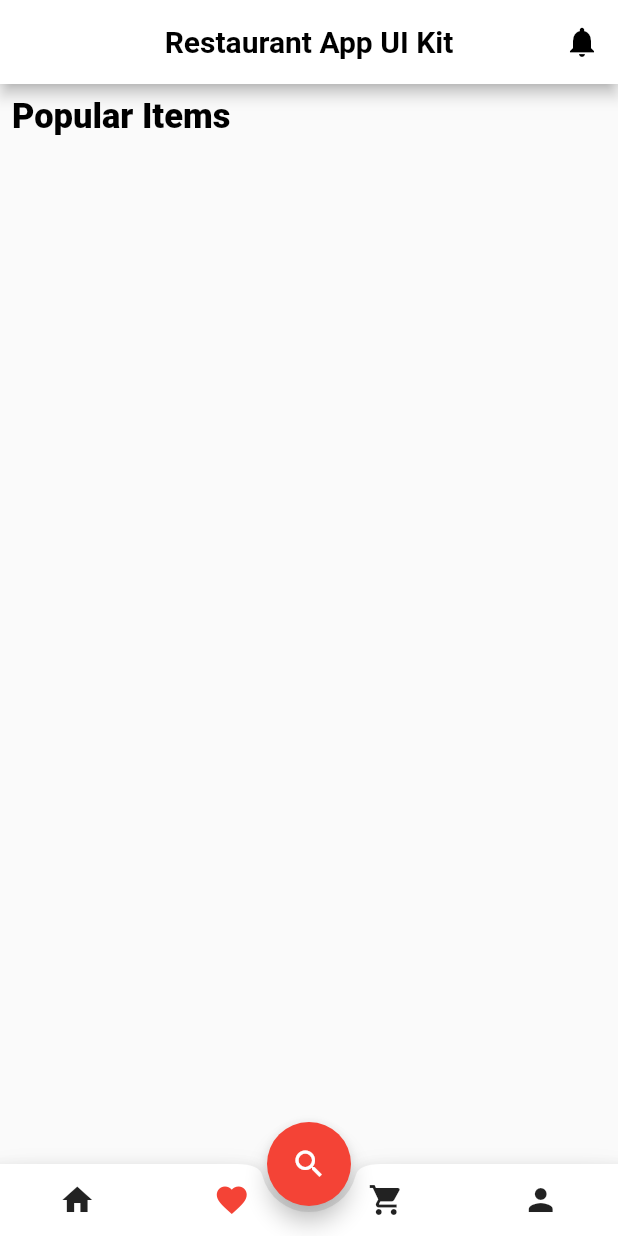
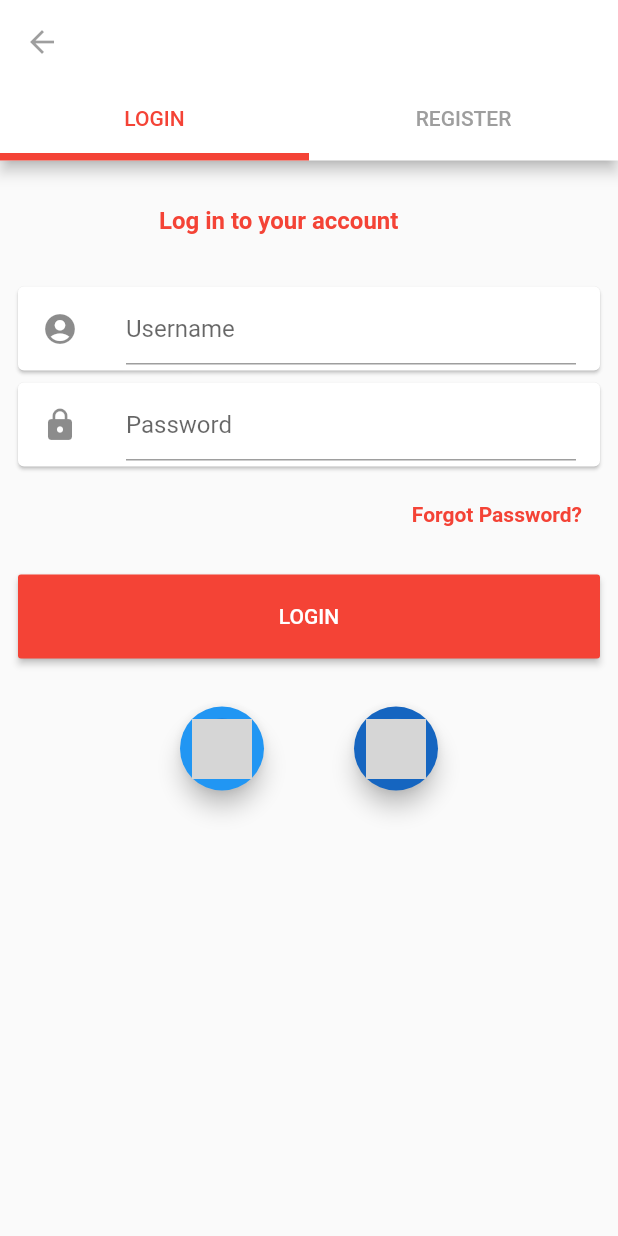
Before and after one commit to devammarzd/Restaurant-UI, a Flutter app: the screen it shows after launch, on a phone screen of 412 x 824 dp. Run offline on Flutter 3.47's test engine with Material 2 defaults, Android fonts, the phone set to English and light mode, and no system bars; our stand-ins replace cloud_firestore; accounts and stored records are empty; network calls fail; grey boxes are pictures that could not be loaded.

Commit message:
Initial Commit

```diff
--- /dev/null
+++ b/lib/Pages/LogIn.dart
@@ -0,0 +1,35 @@
+import 'package:flutter/material.dart';
+import './LogIn_SignIn.dart' as signin;
+import './LogIn_Register.dart' as register;
+
+class Login extends StatelessWidget {
+  @override
+  Widget build(BuildContext context) {
+    return DefaultTabController(
+      length: 2,
+      child: Scaffold(
+        appBar: AppBar(
+          backgroundColor: Colors.white,
+          leading:
+              IconButton(icon: IconButton(
+                icon: Icon(Icons.arrow_back),
+                color: Colors.black,),
+                onPressed: () => {}),
+          bottom: TabBar(tabs: [
+            Tab(
+              text: 'LOGIN',
+            ),
+            Tab(text: 'REGISTER')
+          ],
+          labelColor: Colors.red,
+          unselectedLabelColor: Colors.grey,
+          indicatorWeight:5 ,),
+        ),
+        body: TabBarView(
+          children: [signin.SignIn(), register.Register()]
+          ),
+      ),
+
+    );
+  }
+}
--- /dev/null
+++ b/lib/Pages/LogIn_SignIn.dart
@@ -0,0 +1,91 @@
+import 'package:flutter/material.dart';
+import 'package:restaurant_ui/Pages/Home.dart';
+
+class SignIn extends StatelessWidget {
+  Widget build(BuildContext context) {
+    return Scaffold(
+        body: ListView(children: <Widget>[
+      Padding(
+        padding: EdgeInsets.fromLTRB(90.0, 12.0, 90.0, 12.0),
+        child: Container(
+
+          child: ListTile(
+            title: Text('Log in to your account',
+                style:
+                    TextStyle(color: Colors.red, fontWeight: FontWeight.bold)),
+          ),
+        ),
+      ),
+      Padding(
+        padding: const EdgeInsets.symmetric(horizontal: 8.0),
+        child: Card(
+          child: ListTile(
+              leading: Icon(Icons.account_circle),
+              title: TextField(
+                decoration: InputDecoration(
+                  hintText: "Username"
+                ),
+              ),
+        ),
+      ),
+      ),
+      Padding(
+        padding: const EdgeInsets.symmetric(horizontal: 8.0),
+        child: Card(
+          child: ListTile(leading: Icon(Icons.lock),
+          title:TextField(
+                decoration: InputDecoration(
+                  hintText: "Password"
+                ),
+              ),
+          ),
+        ),
+      ),
+      Padding(
+        padding: const EdgeInsets.symmetric(horizontal: 8.0),
+        child: Container(
+          child: ListTile(
+            trailing: Text('Forgot Password?',
+                style:
+                    TextStyle(color: Colors.red, fontWeight: FontWeight.bold)),
+          ),
+        ),
+      ),
+      Padding(
+        padding: EdgeInsets.symmetric(vertical: 12.0, horizontal: 12.0),
+        child: RaisedButton(
+
+          onPressed: () {
+          Navigator.of(context).pushReplacement(
+                MaterialPageRoute(builder: (context)=>HomePage()));
+          },
+          padding: EdgeInsets.all(20.0),
+          child: Text('LOGIN', style: TextStyle(color: Colors.white)),
+        ),
+      ),
+      Padding(
+          padding: EdgeInsets.fromLTRB(120, 20, 120, 0),
+          child: Container(
+              child: Row(
+                  mainAxisAlignment: MainAxisAlignment.spaceBetween,
+                  children: <Widget>[
+                FloatingActionButton(
+                  heroTag: '1',
+                    backgroundColor: Colors.blue,
+                    onPressed: () {},
+                    child: CircleAvatar(
+                        backgroundImage: NetworkImage(
+                            'https://upload.wikimedia.org/wikipedia/en/thumb/5/54/Google_Now_logo.webp/300px-Google_Now_logo.webp.png'))),
+                FloatingActionButton(
+                  heroTag: '2',
+                  backgroundColor: Colors.blue[800],
+                  onPressed: () {},
+                  child: CircleAvatar(
+                    backgroundImage: NetworkImage(
+                        'https://cdn4.iconfinder.com/data/icons/social-messaging-ui-color-shapes-2-free/128/social-facebook-circle-256.png'),
+                  ),
+                ),
+              ])))
+    ]));
+  }
+}
--- a/lib/Widgets/BottomAppBar.dart
+++ b/lib/Widgets/BottomAppBar.dart
@@ -25,7 +25,7 @@ Widget build(BuildContext context){
 
             ),
             Expanded(child:
-            IconButton(icon: Icon(Icons.favorite, color:Colors.red), onPressed: (){
+            IconButton(icon: Icon(Icons.favorite,), onPressed: (){
                Navigator.of(context).pushReplacement(
                 MaterialPageRoute(builder: (context)=>FavPage()));
             })),
--- a/lib/main.dart
+++ b/lib/main.dart
@@ -1,6 +1,7 @@
 import 'package:flutter/material.dart';
-// import './Pages/LogIn.dart';
+import './Pages/LogIn.dart';
 import 'package:restaurant_ui/Pages/Home.dart';
+
 void main() => runApp(MyApp());
 
 class MyApp extends StatelessWidget {
@@ -13,7 +14,7 @@ class MyApp extends StatelessWidget {
         primaryTextTheme: TextTheme(title: TextStyle(color: Colors.black)),
         buttonColor: Colors.red,
       ),
-      home: HomePage(),
+      home: Login(),
     );
   }
 }
```
Also changed, not shown: lib/Pages/LogIn_Register.dart (added, +90 -0 lines).
